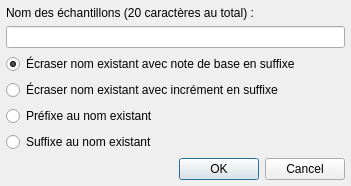
davy7125/polyphone, file trunk/gui_divers/dialog_rename.ui: the form before one commit.
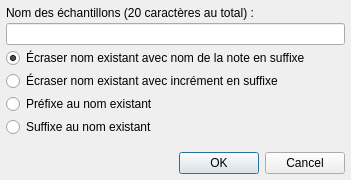
The form after the commit. Icons and pictures are not drawn.

Diff of the .ui file:
```diff
--- a/trunk/gui_divers/dialog_rename.ui
+++ b/trunk/gui_divers/dialog_rename.ui
@@ -7,7 +7,7 @@
     <x>0</x>
     <y>0</y>
     <width>351</width>
-    <height>169</height>
+    <height>180</height>
    </rect>
   </property>
   <property name="windowTitle">
@@ -22,7 +22,7 @@
   </property>
   <layout class="QVBoxLayout" name="verticalLayout">
    <property name="spacing">
-    <number>6</number>
+    <number>3</number>
    </property>
    <property name="leftMargin">
     <number>6</number>
@@ -53,7 +53,7 @@
    <item>
     <widget class="QRadioButton" name="radioRootkey">
      <property name="text">
-      <string>Écraser nom existant avec note de base en suffixe</string>
+      <string>Écraser nom existant avec nom de la note en suffixe</string>
      </property>
      <property name="checked">
       <bool>true</bool>
```
Left out of the diff: 11 changed lines with no effect on the pictures.
